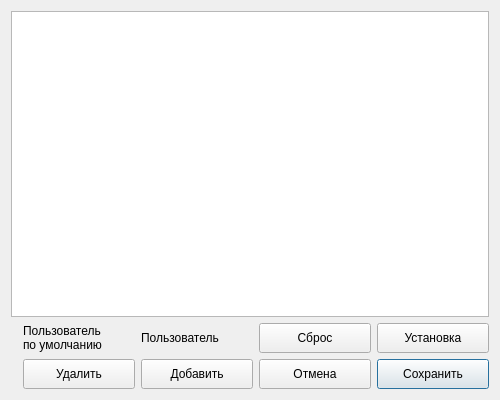
Qt form core-widgets-lib/uis/Users.ui (dimgrig/Core) before a commit.
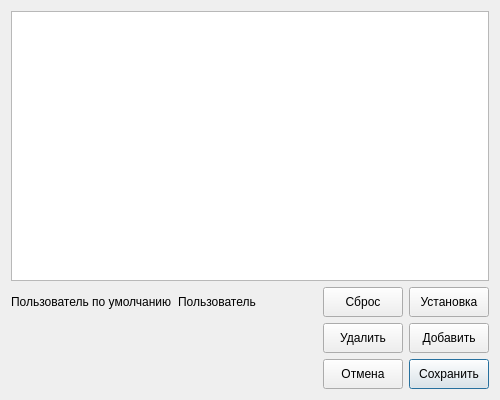
The same form after that commit.

Commit message: refactor himik - change users ui

Patch:
```diff
--- a/core-widgets-lib/uis/Users.ui
+++ b/core-widgets-lib/uis/Users.ui
@@ -26,15 +26,50 @@
    <string>Dialog</string>
   </property>
   <layout class="QGridLayout" name="gridLayout">
-   <item row="0" column="0" colspan="6">
-    <widget class="QListWidget" name="lw_users"/>
+   <item row="0" column="0" colspan="2">
+    <widget class="QListWidget" name="lw_users">
+     <property name="sizePolicy">
+      <sizepolicy hsizetype="MinimumExpanding" vsizetype="MinimumExpanding">
+       <horstretch>1</horstretch>
+       <verstretch>1</verstretch>
+      </sizepolicy>
+     </property>
+    </widget>
    </item>
-   <item row="2" column="5">
-    <widget class="QPushButton" name="pb_save">
+   <item row="1" column="0" colspan="2">
+    <layout class="QHBoxLayout" name="horizontalLayout">
+     <item>
+      <widget class="QLabel" name="l_defaultUserCaption">
+       <property name="sizePolicy">
+        <sizepolicy hsizetype="MinimumExpanding" vsizetype="MinimumExpanding">
+         <horstretch>2</horstretch>
+         <verstretch>1</verstretch>
+        </sizepolicy>
+       </property>
+       <property name="text">
+        <string>Пользователь по умолчанию</string>
+       </property>
+      </widget>
+     </item>
+     <item>
+      <widget class="QLabel" name="l_defaultUser">
+       <property name="sizePolicy">
+        <sizepolicy hsizetype="MinimumExpanding" vsizetype="MinimumExpanding">
+         <horstretch>2</horstretch>
+         <verstretch>1</verstretch>
+        </sizepolicy>
+       </property>
+       <property name="text">
+        <string>Пользователь</string>
+       </property>
+      </widget>
+     </item>
+     <item>
+      <widget class="QPushButton" name="pb_clearDefault">
      <property name="sizePolicy">
       <sizepolicy hsizetype="MinimumExpanding" vsizetype="Preferred">
-       <horstretch>0</horstretch>
-       <verstretch>0</verstretch>
+         <horstretch>1</horstretch>
+         <verstretch>1</verstretch>
       </sizepolicy>
      </property>
      <property name="minimumSize">
@@ -44,22 +79,19 @@
       </size>
      </property>
      <property name="text">
-      <string>Сохранить</string>
+        <string>Сброс</string>
      </property>
      <property name="autoDefault">
       <bool>false</bool>
      </property>
-     <property name="default">
-      <bool>true</bool>
-     </property>
-    </widget>
-   </item>
-   <item row="1" column="5">
+      </widget>
+     </item>
+     <item>
     <widget class="QPushButton" name="pb_setDefault">
      <property name="sizePolicy">
       <sizepolicy hsizetype="MinimumExpanding" vsizetype="Preferred">
-       <horstretch>0</horstretch>
-       <verstretch>0</verstretch>
+         <horstretch>1</horstretch>
+         <verstretch>1</verstretch>
       </sizepolicy>
      </property>
      <property name="minimumSize">
@@ -76,12 +108,16 @@
      </property>
     </widget>
    </item>
-   <item row="2" column="2">
+    </layout>
+   </item>
+   <item row="2" column="1">
+    <layout class="QHBoxLayout" name="horizontalLayout_2">
+     <item>
     <widget class="QPushButton" name="pb_delete">
      <property name="sizePolicy">
       <sizepolicy hsizetype="MinimumExpanding" vsizetype="Preferred">
-       <horstretch>0</horstretch>
-       <verstretch>0</verstretch>
+         <horstretch>1</horstretch>
+         <verstretch>1</verstretch>
       </sizepolicy>
      </property>
      <property name="minimumSize">
@@ -98,12 +134,12 @@
      </property>
     </widget>
    </item>
-   <item row="2" column="3">
+     <item>
     <widget class="QPushButton" name="pb_add">
      <property name="sizePolicy">
       <sizepolicy hsizetype="MinimumExpanding" vsizetype="Preferred">
-       <horstretch>0</horstretch>
-       <verstretch>0</verstretch>
+         <horstretch>1</horstretch>
+         <verstretch>1</verstretch>
       </sizepolicy>
      </property>
      <property name="minimumSize">
@@ -120,12 +156,29 @@
      </property>
     </widget>
    </item>
-   <item row="2" column="4">
+    </layout>
+   </item>
+   <item row="3" column="0">
+    <widget class="QLabel" name="l_defaultUser_4">
+     <property name="sizePolicy">
+      <sizepolicy hsizetype="MinimumExpanding" vsizetype="Fixed">
+       <horstretch>2</horstretch>
+       <verstretch>1</verstretch>
+      </sizepolicy>
+     </property>
+     <property name="text">
+      <string/>
+     </property>
+    </widget>
+   </item>
+   <item row="3" column="1">
+    <layout class="QHBoxLayout" name="horizontalLayout_3">
+     <item>
     <widget class="QPushButton" name="pb_cancel">
      <property name="sizePolicy">
-      <sizepolicy hsizetype="MinimumExpanding" vsizetype="Preferred">
-       <horstretch>0</horstretch>
-       <verstretch>0</verstretch>
+        <sizepolicy hsizetype="MinimumExpanding" vsizetype="Fixed">
+         <horstretch>1</horstretch>
+         <verstretch>1</verstretch>
       </sizepolicy>
      </property>
      <property name="minimumSize">
@@ -142,12 +195,12 @@
      </property>
     </widget>
    </item>
-   <item row="1" column="4">
-    <widget class="QPushButton" name="pb_clearDefault">
+     <item>
+      <widget class="QPushButton" name="pb_save">
      <property name="sizePolicy">
-      <sizepolicy hsizetype="MinimumExpanding" vsizetype="Preferred">
-       <horstretch>0</horstretch>
-       <verstretch>0</verstretch>
+        <sizepolicy hsizetype="MinimumExpanding" vsizetype="Fixed">
+         <horstretch>1</horstretch>
+         <verstretch>1</verstretch>
       </sizepolicy>
      </property>
      <property name="minimumSize">
@@ -157,27 +210,17 @@
       </size>
      </property>
      <property name="text">
-      <string>Сброс</string>
+        <string>Сохранить</string>
      </property>
      <property name="autoDefault">
       <bool>false</bool>
      </property>
-    </widget>
-   </item>
-   <item row="1" column="3">
-    <widget class="QLabel" name="l_defaultUser">
-     <property name="text">
-      <string>Пользователь</string>
+       <property name="default">
+        <bool>true</bool>
      </property>
     </widget>
    </item>
-   <item row="1" column="2">
-    <widget class="QLabel" name="label_2">
-     <property name="text">
-      <string>Пользователь
-по умолчанию</string>
-     </property>
-    </widget>
+    </layout>
    </item>
   </layout>
  </widget>
```
Lines whose indentation alone changed are shown as unchanged. The commit also changes 2 other files.
